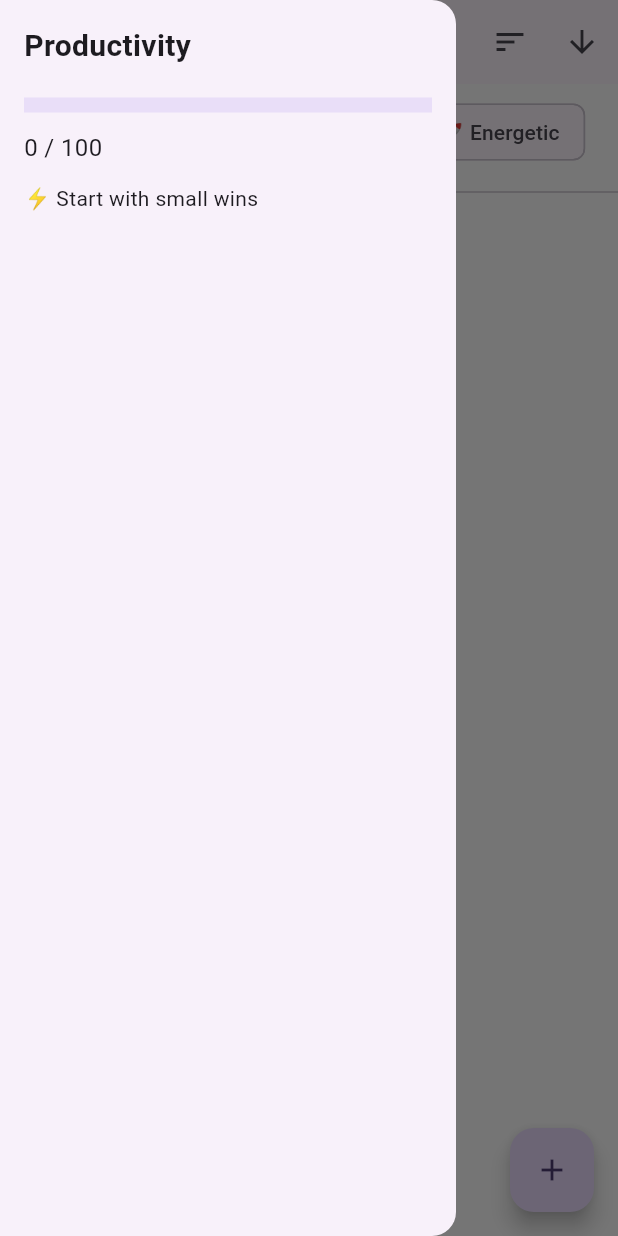
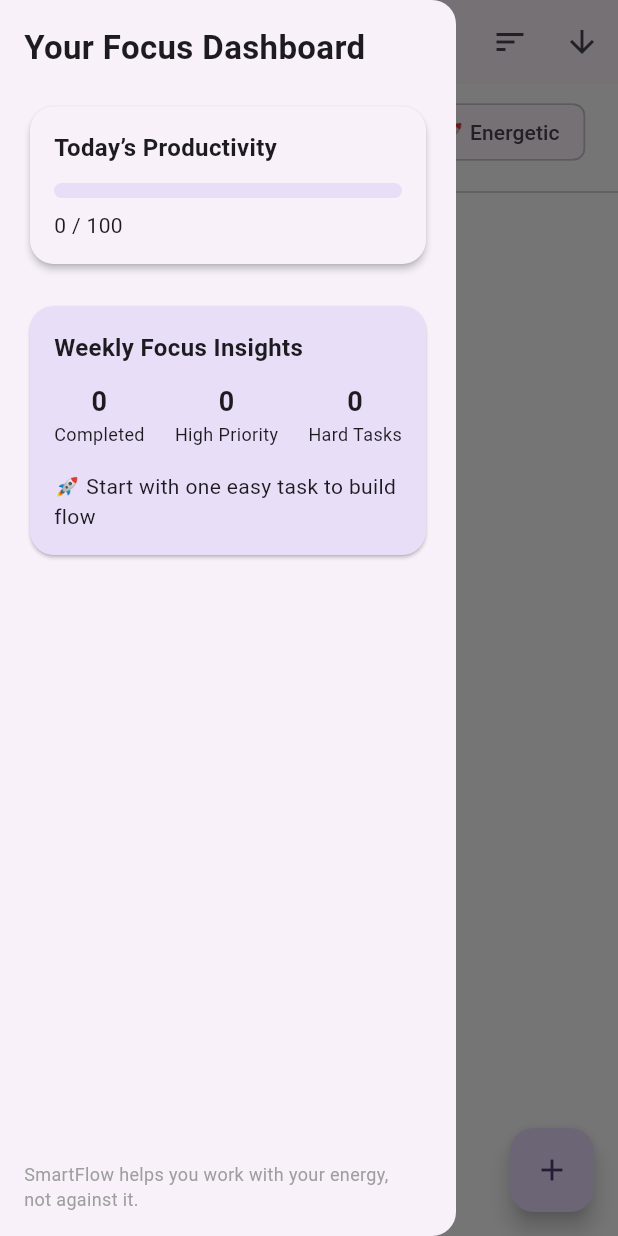
Before and after one commit to Abdul-samad-AI/smartflow_todo, a Flutter app: the screen it shows after launch, with the side drawer open, on a phone screen of 412 x 824 dp. Run offline on Flutter 3.47's test engine with Material 3 defaults, Android fonts, the phone set to English and light mode, and no system bars; our stand-ins replace flutter_local_notifications, flutter_riverpod, hive, hive_flutter; accounts and stored records are empty.

Commit message:
Add focus analytics and weekly insights dashboard in drawer

```diff
--- a/lib/presentation/screens/task_list_screen.dart
+++ b/lib/presentation/screens/task_list_screen.dart
@@ -1,9 +1,8 @@
 import 'package:flutter/material.dart';
 import 'package:flutter_riverpod/flutter_riverpod.dart';
-
+import '../../features/analytics/focus_analytics_service.dart';
 import 'add_task_screen.dart';
 import 'focus_screen.dart';
-
 import '../../data/models/task_model.dart';
 import '../../features/tasks/task_provider.dart';
 import '../../features/analytics/mood_model.dart';
@@ -67,7 +66,7 @@ class _TaskListScreenState
     List<TaskModel> tasks,
     UserMood mood,
   ) {
-    // 1️⃣ Mood-based prioritization
+    // 1️ Mood-based prioritization
     final matching =
         tasks.where((t) => _matchesMood(t, mood)).toList();
     final others =
@@ -75,7 +74,7 @@ class _TaskListScreenState
 
     List<TaskModel> result = [...matching, ...others];
 
-    // 2️⃣ Sorting
+    // 2️ Sorting
     switch (_sortType) {
       case SortType.time:
         result.sort((a, b) => _ascending
@@ -120,27 +119,103 @@ class _TaskListScreenState
               crossAxisAlignment: CrossAxisAlignment.start,
               children: [
                 const Text(
-                  'Productivity',
-                  style: TextStyle(
-                      fontSize: 20, fontWeight: FontWeight.bold),
+                  'Your Focus Dashboard',
+                  style: TextStyle(fontSize: 22, fontWeight: FontWeight.bold),
                 ),
                 const SizedBox(height: 20),
-                LinearProgressIndicator(
-                  value: score / 100,
-                  minHeight: 10,
+
+                //  DAILY SCORE CARD
+                Card(
+                  elevation: 2,
+                  shape: RoundedRectangleBorder(
+                    borderRadius: BorderRadius.circular(16),
+                  ),
+                  child: Padding(
+                    padding: const EdgeInsets.all(16),
+                    child: Column(
+                      crossAxisAlignment: CrossAxisAlignment.start,
+                      children: [
+                        const Text(
+                          'Today’s Productivity',
+                          style: TextStyle(
+                              fontSize: 16, fontWeight: FontWeight.bold),
+                        ),
+                        const SizedBox(height: 12),
+                        LinearProgressIndicator(
+                          value: score / 100,
+                          minHeight: 10,
+                          borderRadius: BorderRadius.circular(8),
+                        ),
+                        const SizedBox(height: 8),
+                        Text(
+                          '$score / 100',
+                          style: const TextStyle(fontSize: 14),
+                        ),
+                      ],
+                    ),
+                  ),
                 ),
-                const SizedBox(height: 12),
-                Text(
-                  '$score / 100',
-                  style: const TextStyle(fontSize: 16),
+
+                const SizedBox(height: 20),
+
+                //  WEEKLY INSIGHTS
+                Builder(
+                  builder: (context) {
+                    final analytics =
+                        FocusAnalyticsService.calculate(tasks);
+
+                    return Card(
+                      color: Theme.of(context)
+                          .colorScheme
+                          .secondaryContainer,
+                      shape: RoundedRectangleBorder(
+                        borderRadius: BorderRadius.circular(16),
+                      ),
+                      child: Padding(
+                        padding: const EdgeInsets.all(16),
+                        child: Column(
+                          crossAxisAlignment: CrossAxisAlignment.start,
+                          children: [
+                            const Text(
+                              'Weekly Focus Insights',
+                              style: TextStyle(
+                                  fontSize: 16, fontWeight: FontWeight.bold),
+                            ),
+                            const SizedBox(height: 12),
+
+                            Row(
+                              mainAxisAlignment:
+                                  MainAxisAlignment.spaceBetween,
+                              children: [
+                                _InsightChip(
+                                    label: 'Completed',
+                                    value: analytics.completed),
+                                _InsightChip(
+                                    label: 'High Priority',
+                                    value: analytics.highPriority),
+                                _InsightChip(
+                                    label: 'Hard Tasks',
+                                    value: analytics.hardTasks),
+                              ],
+                            ),
+
+                            const SizedBox(height: 16),
+                            Text(
+                              analytics.insight,
+                              style: const TextStyle(fontSize: 14),
+                            ),
+                          ],
+                        ),
+                      ),
+                    );
+                  },
                 ),
-                const SizedBox(height: 12),
-                Text(
-                  score >= 70
-                      ? '🔥 Excellent focus today'
-                      : score >= 40
-                          ? '👍 Good progress'
-                          : '⚡ Start with small wins',
+
+                const Spacer(),
+
+                const Text(
+                  'SmartFlow helps you work with your energy,\nnot against it.',
+                  style: TextStyle(fontSize: 12, color: Colors.grey),
                 ),
               ],
             ),
@@ -148,10 +223,11 @@ class _TaskListScreenState
         ),
       ),
 
+
       appBar: AppBar(
         title: const Text('SmartFlow Tasks'),
         actions: [
-          // ⏱ Focus Mode
+          //  Focus Mode
           IconButton(
             icon: const Icon(Icons.timer),
             onPressed: () {
@@ -164,7 +240,7 @@ class _TaskListScreenState
             },
           ),
 
-          // ↕ SORT MENU (RESTORED)
+          //  SORT MENU (RESTORED)
           PopupMenuButton<SortType>(
             icon: const Icon(Icons.sort),
             onSelected: (value) {
@@ -202,7 +278,7 @@ class _TaskListScreenState
 
       body: Column(
         children: [
-          // 🙂 MOOD SELECTOR
+          //  MOOD SELECTOR
           Padding(
             padding: const EdgeInsets.symmetric(vertical: 8),
             child: Row(
@@ -235,7 +311,7 @@ class _TaskListScreenState
 
           const Divider(),
 
-          // 📋 TASK LIST
+          //  TASK LIST
           Expanded(
             child: visibleTasks.isEmpty
                 ? const Center(
@@ -306,3 +382,32 @@ class _TaskListScreenState
     );
   }
 }
+// slider analytics
+class _InsightChip extends StatelessWidget {
+  final String label;
+  final int value;
+
+  const _InsightChip({
+    required this.label,
+    required this.value,
+  });
+
+  @override
+  Widget build(BuildContext context) {
+    return Column(
+      children: [
+        Text(
+          value.toString(),
+          style: const TextStyle(
+            fontSize: 18,
+            fontWeight: FontWeight.bold,
+          ),
+        ),
+        Text(
+          label,
+          style: const TextStyle(fontSize: 12),
+        ),
+      ],
+    );
+  }
+}
```
Also changed, not shown: lib/features/analytics/focus_analytics_service.dart (added, +113 -0 lines).
